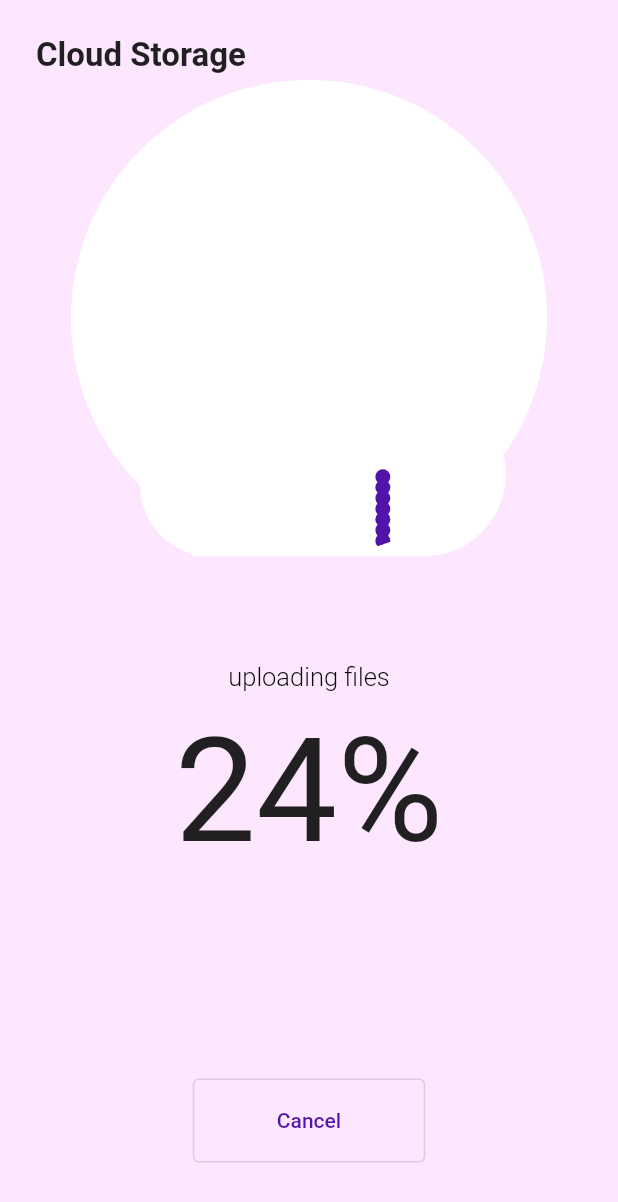
After one commit to nikiforosper/flutter_challenges, a Flutter app: the DatabackupHome screen opened directly, after a tap on "Create backup", on a phone screen of 412 x 824 dp. The commit adds this screen. Shown: the top 1202 px of the screen. Run offline on Flutter 3.47's test engine with Material 2 defaults, Android fonts, the phone set to English and light mode, and no system bars; our stand-ins replace flutter_map, latlong2.

Commit message:
backup project

```diff
--- /dev/null
+++ b/lib/data_backup/data_backup_cloud_page.dart
@@ -0,0 +1,166 @@
+import 'dart:math' as math;
+
+import 'package:flutter/material.dart';
+import 'package:flutter_application_1/data_backup/data_backup_home.dart';
+
+class DataBackupCloudPage extends StatelessWidget {
+  DataBackupCloudPage({
+    Key? key,
+    required this.progressAnimation,
+    required this.cloudOutAnimation,
+    required this.bubblesAnimation,
+  }) : super(key: key);
+
+  final Animation<double> progressAnimation;
+  final Animation<double> cloudOutAnimation;
+  final Animation<double> bubblesAnimation;
+  final bubbles = List<_Bubble>.generate(
+    500,
+    (index) {
+      final size = math.Random().nextInt(20) + 5.0;
+      final speed = math.Random().nextInt(50) + 1.0;
+      final directionRandom = math.Random().nextBool();
+      final colorRandom = math.Random().nextBool();
+      final direction =
+          math.Random().nextInt(250) * (directionRandom ? 1.0 : -1.0);
+      final color =
+          colorRandom ? mainDataBackupColor : secondaryDataBackupColor;
+      return _Bubble(
+        color: color,
+        direction: direction,
+        speed: speed,
+        size: size,
+        initialPosition: index * 10.0,
+      );
+    },
+  );
+  @override
+  Widget build(BuildContext context) {
+    final queryData = MediaQuery.of(context).size;
+    return AnimatedBuilder(
+        animation: Listenable.merge(
+          [
+            progressAnimation,
+            cloudOutAnimation,
+          ],
+        ),
+        builder: (context, child) {
+          final size = queryData.width * 0.5;
+          final circleSize = size *
+              math.pow(
+                  progressAnimation.value + cloudOutAnimation.value + 1, 2);
+          final topPosition = queryData.height * 0.45;
+          final centerMargin = queryData.width - circleSize;
+          final leftSize = size * 0.6 * (1 - progressAnimation.value);
+          final rightSize = size * 0.7 * (1 - progressAnimation.value);
+          final leftMargin = queryData.width / 2 - leftSize * 1.2;
+          final rightMargin = queryData.width / 2 - rightSize * 1.2;
+          final middleMargin =
+              queryData.width / 2 - (size / 2) * (1 - progressAnimation.value);
+          final topOutPosition = queryData.height * cloudOutAnimation.value;
+          return Positioned(
+            left: 0,
+            right: 0,
+            top: topPosition - circleSize + topOutPosition,
+            height: circleSize,
+            child: Stack(
+              children: [
+                Positioned(
+                  height: leftSize / 2,
+                  width: size * (1 - progressAnimation.value),
+                  left: middleMargin,
+                  bottom: 0,
+                  child: Container(
+                    decoration: const BoxDecoration(
+                      color: Colors.white,
+                    ),
+                  ),
+                ),
+                Positioned(
+                  height: leftSize,
+                  width: leftSize,
+                  left: leftMargin,
+                  bottom: 0,
+                  child: Container(
+                    decoration: const BoxDecoration(
+                      shape: BoxShape.circle,
+                      color: Colors.white,
+                    ),
+                  ),
+                ),
+                Positioned(
+                  height: rightSize,
+                  width: rightSize,
+                  right: rightMargin,
+                  bottom: 0,
+                  child: Container(
+                    decoration: const BoxDecoration(
+                      shape: BoxShape.circle,
+                      color: Colors.white,
+                    ),
+                  ),
+                ),
+                Positioned(
+                  height: circleSize,
+                  width: circleSize,
+                  bottom: 0,
+                  left: centerMargin / 2,
+                  child: ClipOval(
+                    //add clip oval because bubbles are in front of whole screen
+                    child: CustomPaint(
+                      foregroundPainter: _CloudBubblePainter(
+                        bubblesAnimation,
+                        bubbles,
+                      ),
+                      child: Container(
+                        decoration: const BoxDecoration(
+                          shape: BoxShape.circle,
+                          color: Colors.white,
+                        ),
+                      ),
+                    ),
+                  ),
+                ),
+              ],
+            ),
+          );
+        });
+  }
+}
+
+class _Bubble {
+  final Color color;
+  final double direction;
+  final double speed;
+  final double size;
+  final double initialPosition;
+  _Bubble({
+    required this.color,
+    required this.direction,
+    required this.speed,
+    required this.size,
+    required this.initialPosition,
+  });
+}
+
+class _CloudBubblePainter extends CustomPainter {
+  final Animation<double> animation;
+  final List<_Bubble> bubbles;
+  _CloudBubblePainter(this.animation, this.bubbles) : super(repaint: animation);
+  @override
+  void paint(Canvas canvas, Size size) {
+    for (var _bubble in bubbles) {
+      final dx = size.width / 2 + _bubble.direction * animation.value;
+
+      final dy = size.height * 1.2 * (1 - animation.value) -
+          _bubble.speed * animation.value +
+          _bubble.initialPosition * (1 - animation.value);
+
+      final offset = Offset(dx, dy);
+      canvas.drawCircle(offset, _bubble.size, Paint()..color = _bubble.color);
+    }
+  }
+
+  @override
+  bool shouldRepaint(covariant CustomPainter oldDelegate) => false;
+}
--- /dev/null
+++ b/lib/data_backup/data_backup_completed_page.dart
@@ -0,0 +1,126 @@
+import 'package:flutter/material.dart';
+import 'package:flutter_application_1/data_backup/data_backup_home.dart';
+import 'package:vector_math/vector_math_64.dart' as vector;
+
+class DatabackupCompletedPage extends AnimatedWidget {
+  const DatabackupCompletedPage(Animation<double> endingAnimation, {Key? key})
+      : super(key: key, listenable: endingAnimation);
+  double get value => (listenable as Animation).value;
+  Animation<double> get animation => (listenable as Animation<double>);
+  @override
+  Widget build(BuildContext context) {
+    return animation.value > 0
+        ? Positioned.fill(
+            child: SafeArea(
+                child: Column(
+              crossAxisAlignment: CrossAxisAlignment.center,
+              children: [
+                Expanded(
+                  child: Align(
+                    alignment: Alignment.bottomCenter,
+                    child: CustomPaint(
+                      foregroundPainter: _DataBackupCompletedPainter(animation),
+                      child: const SizedBox(
+                        height: 100,
+                        width: 100,
+                      ),
+                    ),
+                  ),
+                ),
+                const SizedBox(height: 60),
+                Expanded(
+                  child: TweenAnimationBuilder<double>(
+                      duration: const Duration(milliseconds: 400),
+                      tween: Tween(begin: 0.0, end: 1.0),
+                      builder: (context, value, child) {
+                        return Opacity(
+                          opacity: value,
+                          child: Transform.translate(
+                            offset: Offset(0.0, 50 * (1 - value)),
+                            child: Column(
+                              children: [
+                                const Text(
+                                  "data has successfully\nuploaded",
+                                  textAlign: TextAlign.center,
+                                  style: TextStyle(
+                                    fontSize: 17,
+                                  ),
+                                ),
+                                const Spacer(),
+                                OutlinedButton(
+                                  child: const Padding(
+                                    padding: EdgeInsets.symmetric(
+                                        vertical: 20, horizontal: 40),
+                                    child: Text(
+                                      "OK",
+                                      style: TextStyle(
+                                        color: mainDataBackupColor,
+                                      ),
+                                    ),
+                                  ),
+                                  onPressed: () {
+                                    Navigator.of(context).pop();
+                                  },
+                                ),
+                                const SizedBox(height: 40),
+                              ],
+                            ),
+                          ),
+                        );
+                      }),
+                ),
+              ],
+            )),
+          )
+        : const SizedBox.shrink();
+  }
+}
+
+class _DataBackupCompletedPainter extends CustomPainter {
+  final Animation<double> animation;
+
+  _DataBackupCompletedPainter(this.animation) : super(repaint: animation);
+  @override
+  void paint(Canvas canvas, Size size) {
+    final paint = Paint()
+      ..color = mainDataBackupColor
+      ..style = PaintingStyle.stroke
+      ..strokeWidth = 1.0;
+
+    final circlePath = Path();
+
+    circlePath.addArc(
+      Rect.fromCenter(
+          center: Offset(size.width / 2, size.height / 2),
+          width: size.width,
+          height: size.height),
+      vector.radians(-90.0),
+      vector.radians(360.0 * animation.value),
+    );
+
+    final leftLine = size.width * 0.2;
+    final rightLine = size.width * 0.3;
+
+    final leftPercent = animation.value > 0.5 ? 1.0 : animation.value / 0.5;
+    final rightPercent =
+        animation.value < 0.5 ? 0.0 : (animation.value - 0.5) / 0.5;
+
+    canvas.save();
+
+    canvas.translate(size.width / 3, size.height / 2);
+
+    canvas.rotate(vector.radians(-45));
+
+    canvas.drawLine(Offset.zero, Offset(0.0, leftLine * leftPercent), paint);
+
+    canvas.drawLine(Offset(0.0, leftLine),
+        Offset(rightLine * rightPercent, leftLine), paint);
+
+    canvas.restore();
+
+    canvas.drawPath(circlePath, paint);
+  }
+
+  @override
+  bool shouldRepaint(covariant CustomPainter oldDelegate) => false;
+}
--- /dev/null
+++ b/lib/data_backup/data_backup_home.dart
@@ -0,0 +1,94 @@
+import 'package:flutter/material.dart';
+import 'package:flutter_application_1/data_backup/data_backup_cloud_page.dart';
+import 'package:flutter_application_1/data_backup/data_backup_completed_page.dart';
+import 'package:flutter_application_1/data_backup/data_backup_initial_page.dart';
+
+const mainDataBackupColor = Color(0xff5113aa);
+const secondaryDataBackupColor = Color(0xffbc53fa);
+const backgroundColor = Color(0xfffce7fe);
+
+class DatabackupHome extends StatefulWidget {
+  const DatabackupHome({Key? key}) : super(key: key);
+
+  @override
+  State<DatabackupHome> createState() => _DatabackupHomeState();
+}
+
+class _DatabackupHomeState extends State<DatabackupHome>
+    with SingleTickerProviderStateMixin {
+  late AnimationController _animationController;
+  late Animation<double> _progressAnimation;
+  late Animation<double> _cloudAnimation;
+  late Animation<double> _endingAnimation;
+  late Animation<double> _bubblesAnimation;
+  @override
+  void initState() {
+    super.initState();
+    _animationController = AnimationController(
+      vsync: this,
+      duration: const Duration(seconds: 7),
+    );
+    _progressAnimation = CurvedAnimation(
+      parent: _animationController,
+      curve: const Interval(0.0, 0.65),
+    );
+    _cloudAnimation = CurvedAnimation(
+      parent: _animationController,
+      curve: const Interval(
+        0.7,
+        0.85,
+        curve: Curves.easeOut,
+      ),
+    );
+    _bubblesAnimation = CurvedAnimation(
+      parent: _animationController,
+      curve: const Interval(
+        0.0,
+        1.0,
+        curve: Curves.decelerate,
+      ),
+    );
+    _endingAnimation = CurvedAnimation(
+      parent: _animationController,
+      curve: const Interval(
+        0.8,
+        1.0,
+        curve: Curves.decelerate,
+      ),
+    );
+  }
+
+  @override
+  void dispose() {
+    _animationController.dispose();
+    super.dispose();
+  }
+
+  @override
+  Widget build(BuildContext context) {
+    return Scaffold(
+      backgroundColor: backgroundColor,
+      body: Padding(
+        padding: EdgeInsets.only(top: MediaQuery.of(context).padding.top),
+        child: Stack(
+          children: [
+            DataBackupInitialPage(
+              progressAnimation: _progressAnimation,
+              onAnimationStarted: () {
+                _animationController.forward();
+              },
+            ),
+            DataBackupCloudPage(
+              progressAnimation: _progressAnimation,
+              cloudOutAnimation: _cloudAnimation,
+              bubblesAnimation: _bubblesAnimation,
+            ),
+            DatabackupCompletedPage(
+              _endingAnimation,
+            ),
+          ],
+        ),
+      ),
+    );
+  }
+}
--- /dev/null
+++ b/lib/data_backup/data_backup_initial_page.dart
@@ -0,0 +1,189 @@
+import 'package:flutter/material.dart';
+import 'package:flutter_application_1/data_backup/data_backup_home.dart';
+import 'package:intl/intl.dart';
+
+enum DataBackupState {
+  initial,
+  start,
+  end,
+}
+const _duration = Duration(milliseconds: 500);
+
+class DataBackupInitialPage extends StatefulWidget {
+  const DataBackupInitialPage({
+    Key? key,
+    required this.onAnimationStarted,
+    required this.progressAnimation,
+  }) : super(key: key);
+  final VoidCallback onAnimationStarted;
+  final Animation<double> progressAnimation;
+  @override
+  State<DataBackupInitialPage> createState() => _DataBackupInitialPageState();
+}
+
+class _DataBackupInitialPageState extends State<DataBackupInitialPage> {
+  DataBackupState _currentState = DataBackupState.initial;
+  @override
+  Widget build(BuildContext context) {
+    return Padding(
+      padding: const EdgeInsets.all(24.0),
+      child: Column(
+        crossAxisAlignment: CrossAxisAlignment.stretch,
+        children: [
+          const Expanded(
+            flex: 3,
+            child: Text(
+              "Cloud Storage",
+              style: TextStyle(
+                fontWeight: FontWeight.bold,
+                fontSize: 22,
+              ),
+            ),
+          ),
+          if (_currentState == DataBackupState.end)
+            Expanded(
+              flex: 2,
+              child: TweenAnimationBuilder<double>(
+                duration: _duration,
+                tween: Tween(begin: 0.0, end: 1.0),
+                child: Column(
+                  crossAxisAlignment: CrossAxisAlignment.stretch,
+                  children: [
+                    const Text(
+                      "uploading files",
+                      textAlign: TextAlign.center,
+                      style: TextStyle(
+                        fontWeight: FontWeight.w300,
+                        fontSize: 17,
+                        color: Colors.black,
+                      ),
+                    ),
+                    const SizedBox(height: 10),
+                    Expanded(
+                      child: FittedBox(
+                        child: Padding(
+                          padding: const EdgeInsets.only(bottom: 20.0),
+                          child: ProgressCounter(widget.progressAnimation),
+                        ),
+                      ),
+                    ),
+                  ],
+                ),
+                builder: (context, value, child) {
+                  return Opacity(
+                    opacity: value,
+                    child: child!,
+                  );
+                },
+              ),
+            ),
+          if (_currentState != DataBackupState.end)
+            Expanded(
+              flex: 2,
+              child: TweenAnimationBuilder<double>(
+                duration: _duration,
+                tween: Tween(
+                    begin: 1.0,
+                    end: _currentState != DataBackupState.initial ? 0.0 : 1.0),
+                onEnd: () {
+                  setState(() {
+                    _currentState = DataBackupState.end;
+                  });
+                },
+                child: Column(
+                  children: [
+                    const Text(
+                      "Last backup",
+                    ),
+                    const SizedBox(height: 10),
+                    Text(
+                      DateFormat("dd MMMM yyyy").format(
+                        DateTime.now().subtract(
+                          const Duration(days: 1),
+                        ),
+                      ),
+                      style: const TextStyle(
+                        fontWeight: FontWeight.w600,
+                        fontSize: 20,
+                      ),
+                    ),
+                  ],
+                ),
+                builder: (context, value, child) {
+                  return Opacity(
+                    opacity: value,
+                    child: Transform.translate(
+                        offset: Offset(0.0, -50 * value), child: child!),
+                  );
+                },
+              ),
+            ),
+          Padding(
+            padding: const EdgeInsets.symmetric(horizontal: 20.0),
+            child: AnimatedSwitcher(
+              duration: _duration,
+              child: _currentState == DataBackupState.initial
+                  ? SizedBox(
+                      width: double.infinity,
+                      child: ElevatedButton(
+                        onPressed: () {
+                          setState(() {
+                            _currentState = DataBackupState.start;
+                          });
+                          widget.onAnimationStarted();
+                        },
+                        child: const Padding(
+                          padding: EdgeInsets.all(20.0),
+                          child: Text(
+                            "Create backup",
+                            style: TextStyle(
+                              color: Colors.white,
+                            ),
+                          ),
+                        ),
+                        style: ButtonStyle(
+                          backgroundColor:
+                              MaterialStateProperty.all(mainDataBackupColor),
+                          shape: MaterialStateProperty.all(
+                            RoundedRectangleBorder(
+                              borderRadius: BorderRadius.circular(10),
+                            ),
+                          ),
+                        ),
+                      ),
+                    )
+                  : OutlinedButton(
+                      child: const Padding(
+                        padding:
+                            EdgeInsets.symmetric(vertical: 20, horizontal: 40),
+                        child: Text(
+                          "Cancel",
+                          style: TextStyle(
+                            color: mainDataBackupColor,
+                          ),
+                        ),
+                      ),
+                      onPressed: () {
+                        setState(() {
+                          _currentState = DataBackupState.initial;
+                        });
+                      },
+                    ),
+            ),
+          ),
+          const SizedBox(height: 25),
+        ],
+      ),
+    );
+  }
+}
+
+class ProgressCounter extends AnimatedWidget {
+  const ProgressCounter(Animation<double> animation, {Key? key})
+      : super(key: key, listenable: animation);
+  double get value => (listenable as Animation).value;
+  @override
+  Widget build(BuildContext context) {
+    return Text("${(value * 100).truncate()}%");
+  }
+}
--- a/lib/flight_app/widgets/tab_button.dart
+++ b/lib/flight_app/widgets/tab_button.dart
@@ -1,4 +1,3 @@
-import 'package:flutter/cupertino.dart';
 import 'package:flutter/material.dart';
 
 class TabButton extends StatelessWidget {
--- a/lib/main.dart
+++ b/lib/main.dart
@@ -1,5 +1,6 @@
 import 'package:flutter/material.dart';
 import 'package:flutter/services.dart';
+import 'package:flutter_application_1/data_backup/data_backup_home.dart';
 import 'package:flutter_application_1/flight_app/main_flight_app.dart';
 import 'package:flutter_application_1/listview_tabbar/listview_tabbar.dart';
 import 'package:flutter_application_1/map/main_animated.markers_map.dart';
@@ -83,6 +84,19 @@ class MyHomePage extends StatelessWidget {
                   ),
                 ),
                 ListTile(
+                  title: const Text("Backup Data"),
+                  onTap: () => Navigator.of(context).push(
+                    PageRouteBuilder(
+                      pageBuilder: (_, animation, __) {
+                        return FadeTransition(
+                          opacity: animation,
+                          child: const DatabackupHome(),
+                        );
+                      },
+                    ),
+                  ),
+                ),
+                ListTile(
                   title: const Text("Flight App"),
                   onTap: () => Navigator.of(context).push(
                     PageRouteBuilder(
--- a/pubspec.yaml
+++ b/pubspec.yaml
@@ -14,6 +14,8 @@ dependencies:
   latlong2: ^0.8.1
   cupertino_icons: ^1.0.2
   provider: ^6.0.2
+  intl: ^0.17.0
+  vector_math: ^2.1.1
 
 dev_dependencies:
   flutter_test:
```
